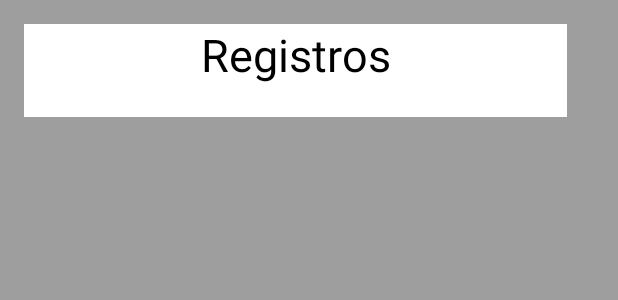
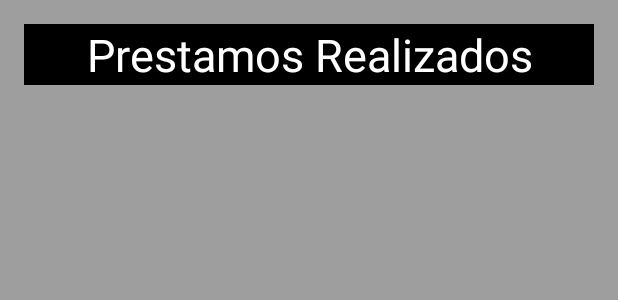
Before and after one commit to yairnavita/PrestamosTap, an Android app: the layout consulta.xml on its own in the app's theme, with its tools: preview values and no code run, on a phone screen of 412 x 824 dp. Shown: the top 300 px of the screen. Run offline under Robolectric (Android 15) with nearby library versions, the light colour scheme and no system bars.

Commit message:
Se Modifico Interfaz Grafica

```diff
--- a/app/src/main/res/layout/consulta.xml
+++ b/app/src/main/res/layout/consulta.xml
@@ -11,27 +11,23 @@
     android:background="#9E9E9E"
     tools:context=".ConsultaActivity"
     android:weightSum="1">
-    <ScrollView
-        android:layout_width="match_parent"
-        android:layout_height="match_parent">
         <LinearLayout
             android:orientation="vertical"
             android:layout_width="match_parent"
             android:layout_height="wrap_content">
             <TextView
-                android:layout_width="362dp"
-                android:layout_height="62dp"
-                android:text="Registros"
+                android:layout_width="match_parent"
+                android:layout_height="match_parent"
+                android:text="Prestamos Realizados"
                 android:textAlignment="center"
-                android:textColor="#000000"
-                android:background="#FFFFFF"
-                android:textSize="30dp" />
+                android:textColor="#FFFFFF"
+                android:background="#000000"
+                android:textSize="30dp"
+                android:singleLine="false" />
             <ListView
                 android:layout_marginTop="10dp"
                 android:layout_width="match_parent"
-                android:layout_height="wrap_content"
+                android:layout_height="match_parent"
                 android:id="@+id/listaregistros" />
-
         </LinearLayout>
-    </ScrollView>
 </LinearLayout>
```
Also changed, not shown: app/src/main/res/layout/menu.xml (+7 -5 lines).
